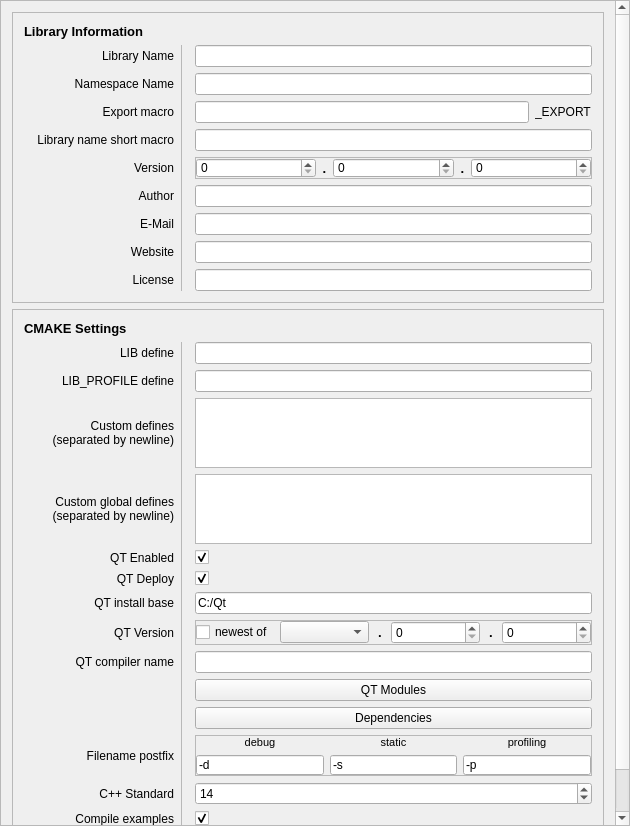
First picture: the form in core/ui/ProjectSettingsDialog.ui, repository KROIA/CmakeLibCreator, before the edit.
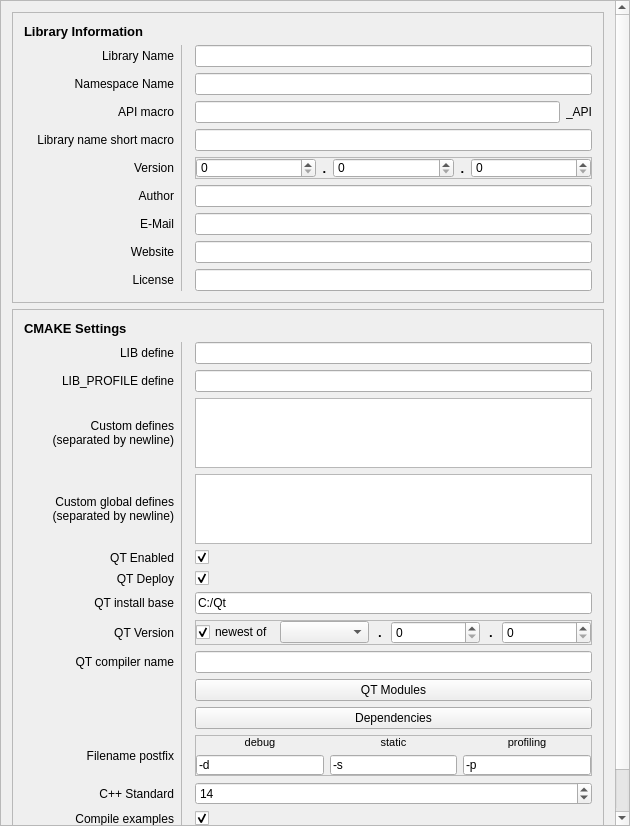
Second picture: the form after the edit.

```diff
--- a/core/ui/ProjectSettingsDialog.ui
+++ b/core/ui/ProjectSettingsDialog.ui
@@ -184,7 +184,7 @@
           <item row="3" column="0">
            <widget class="QLabel" name="label_23">
             <property name="text">
-             <string>Export macro</string>
+             <string>API macro</string>
             </property>
             <property name="alignment">
              <set>Qt::AlignRight|Qt::AlignTrailing|Qt::AlignVCenter</set>
@@ -339,7 +339,7 @@
           <item row="3" column="4">
            <widget class="QLabel" name="label_24">
             <property name="text">
-             <string>_EXPORT</string>
+             <string>_API</string>
             </property>
            </widget>
           </item>
@@ -741,6 +741,9 @@
                <property name="text">
                 <string>newest of</string>
                </property>
+               <property name="checked">
+                <bool>true</bool>
+               </property>
               </widget>
              </item>
              <item>
```
